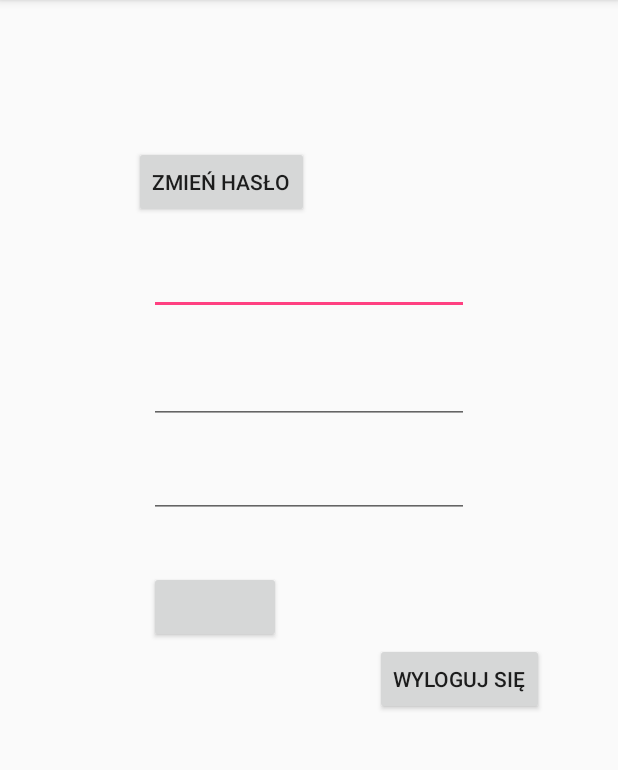
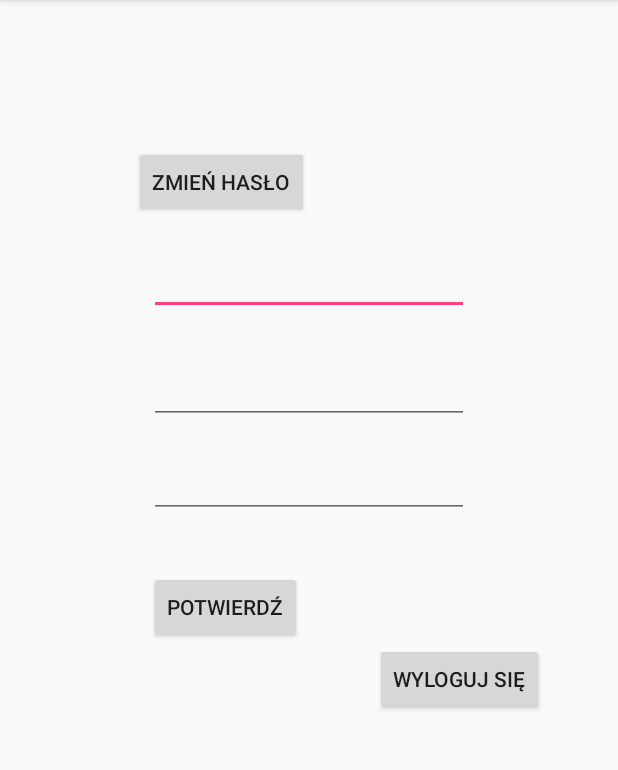
Before and after one commit to MichalSzkibiel/ZTMPK, an Android app: the profil_activity screen opened directly, with no data from a screen before it, after a tap on "ZMIEŃ HASŁO", on a phone screen of 412 x 824 dp, the part 84-854 px from its top. Run offline under Robolectric (Android 15) with nearby library versions, the phone set to English and light mode, and no system bars; our stand-ins replace Firebase (no records; nobody signed in at launch, a user with empty details on screens opened directly).

Commit message:
kolejne poprawki
Jeszcze większa polonizacja i dodanie brakującej nazwy przycisku

```diff
--- a/app/src/main/res/layout/activity_profil_activity.xml
+++ b/app/src/main/res/layout/activity_profil_activity.xml
@@ -69,6 +69,7 @@
         android:layout_alignStart="@+id/new_replay_Password"
         android:layout_below="@+id/new_replay_Password"
         android:layout_marginTop="35dp"
+        android:text="@string/checkChange"
         android:visibility="invisible" />
 
     <Button
--- a/app/src/main/res/values/strings.xml
+++ b/app/src/main/res/values/strings.xml
@@ -1,7 +1,7 @@
 <resources>
     <string name="app_name">ZTMPK</string>
-    <string name="title_activity_find_stops">FindStopsActivity</string>
-    <string name="title_activity_go_to_stop">GoToStopActivity</string>
+    <string name="title_activity_find_stops">Znajdź Przystanek</string>
+    <string name="title_activity_go_to_stop">Znajdź drogę</string>
     <string name="title_activity_stop">Wybrany Przystanek</string>
     <string name="title_activity_bus">Wybrany środek Transportu</string>
     <string name="title_activity_notification">Ekran zgłoszeń</string>
```
